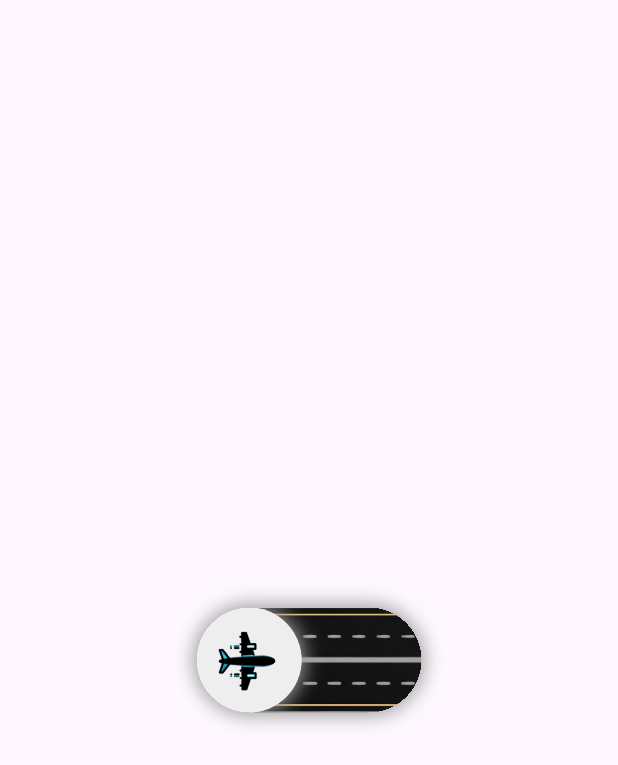
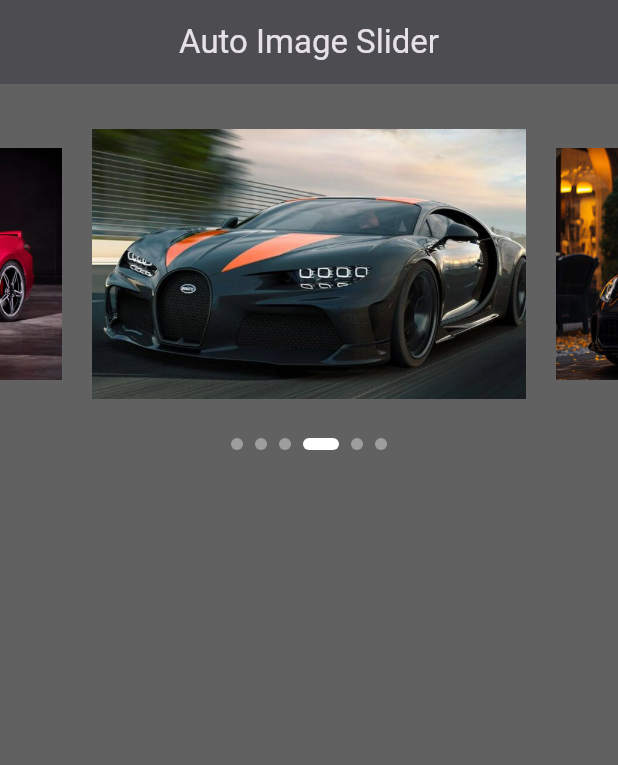
Before and after one commit to Isfandiyor-Dev/animations, a Flutter app: the screen it shows after launch, on a phone screen of 412 x 824 dp. Shown: the top 765 px of the screen. Run offline on Flutter 3.47's test engine with Material 3 defaults, Android fonts, the phone set to English and light mode, and no system bars.

Commit message:
first commit

```diff
--- /dev/null
+++ b/devtools_options.yaml
@@ -0,0 +1,3 @@
+description: This file stores settings for Dart & Flutter DevTools.
+documentation: https://docs.flutter.dev/tools/devtools/extensions#configure-extension-enablement-states
+extensions:
--- a/lib/main.dart
+++ b/lib/main.dart
@@ -1,8 +1,14 @@
-import "package:animations/views/screens/my_home_page.dart";
-import "package:flutter/material.dart";
+import 'package:animations/providers/theme_provider.dart';
+import 'package:animations/views/screens/galery.dart';
+import 'package:animations/views/screens/my_home_page.dart';
+import 'package:flutter/material.dart';
+import 'package:provider/provider.dart';
 
 void main(List<String> args) {
-  runApp(const MyApp());
+  runApp(ChangeNotifierProvider(
+    create: (context) => ThemeProvider(),
+    child: const MyApp(),
+  ));
 }
 
 class MyApp extends StatelessWidget {
@@ -10,9 +16,14 @@ class MyApp extends StatelessWidget {
 
   @override
   Widget build(BuildContext context) {
-    return const MaterialApp(
-      debugShowCheckedModeBanner: false,
-      home: MyHomePage(),
+    return Consumer<ThemeProvider>(
+      builder: (context, themeProvider, child) {
+        return MaterialApp(
+          debugShowCheckedModeBanner: false,
+          theme: themeProvider.themeData,
+          home: const MyImageSlider(),
+        );
+      },
     );
   }
 }
--- /dev/null
+++ b/lib/providers/theme_provider.dart
@@ -0,0 +1,14 @@
+import 'package:flutter/material.dart';
+
+class ThemeProvider extends ChangeNotifier {
+  ThemeData themeData = ThemeData.dark();
+
+  void toggleThemeMode() {
+    if (themeData.brightness == Brightness.light) {
+      themeData = ThemeData.dark();
+    } else {
+      themeData = ThemeData.light();
+    }
+    notifyListeners();
+  }
+}
--- /dev/null
+++ b/lib/views/screens/galery.dart
@@ -0,0 +1,123 @@
+import 'package:flutter/material.dart';
+
+class MyImageSlider extends StatefulWidget {
+  const MyImageSlider({super.key});
+
+  @override
+  State<MyImageSlider> createState() => _MyImageSliderState();
+}
+
+class _MyImageSliderState extends State<MyImageSlider> {
+  final myitems = [
+    Image.asset('assets/images/image1.png', fit: BoxFit.cover),
+    Image.asset('assets/images/image2.png', fit: BoxFit.cover),
+    Image.asset('assets/images/image3.png', fit: BoxFit.cover),
+    Image.asset('assets/images/image4.png', fit: BoxFit.cover),
+    Image.asset('assets/images/image5.png', fit: BoxFit.cover),
+    Image.asset('assets/images/image6.png', fit: BoxFit.cover),
+  ];
+
+  int myCurrentIndex = 0;
+  final PageController _pageController = PageController(viewportFraction: 0.75);
+
+  @override
+  void initState() {
+    super.initState();
+    _autoPlay();
+  }
+
+  void _autoPlay() {
+    Future.delayed(const Duration(seconds: 2), () {
+      if (_pageController.hasClients) {
+        int nextPage = myCurrentIndex + 1;
+        if (nextPage >= myitems.length) {
+          nextPage = 0;
+        }
+        _pageController.animateToPage(
+          nextPage,
+          duration: const Duration(milliseconds: 800),
+          curve: Curves.fastOutSlowIn,
+        );
+      }
+      _autoPlay();
+    });
+  }
+
+  @override
+  void dispose() {
+    _pageController.dispose();
+    super.dispose();
+  }
+
+  @override
+  Widget build(BuildContext context) {
+    return Scaffold(
+      backgroundColor: Colors.grey.shade700,
+      appBar: AppBar(
+        title: const Text('Auto Image Slider'),
+        centerTitle: true,
+        elevation: 3,
+        backgroundColor: Colors.grey.shade800,
+      ),
+      body: SingleChildScrollView(
+        padding: const EdgeInsets.symmetric(vertical: 20),
+        child: Column(
+          children: [
+            SizedBox(
+              height: 200,
+              child: PageView.builder(
+                controller: _pageController,
+                onPageChanged: (index) {
+                  setState(() {
+                    myCurrentIndex = index;
+                  });
+                },
+                itemCount: myitems.length,
+                itemBuilder: (context, index) {
+                  return AnimatedBuilder(
+                    animation: _pageController,
+                    builder: (context, child) {
+                      double value = 1.0;
+                      if (_pageController.position.haveDimensions) {
+                        value = _pageController.page! - index;
+                        value = (1 - (value.abs() * .3)).clamp(0.0, 1.0);
+                      }
+                      return Center(
+                        child: SizedBox(
+                          height: Curves.easeOut.transform(value) * 200,
+                          child: child,
+                        ),
+                      );
+                    },
+                    child: AnimatedContainer(
+                        duration: const Duration(seconds: 1),
+                        width: 400,
+                        height: 300,
+                        margin: const EdgeInsets.all(10),
+                        child: myitems[index]),
+                  );
+                },
+              ),
+            ),
+            const SizedBox(height: 16),
+            Row(
+              mainAxisAlignment: MainAxisAlignment.center,
+              children: List.generate(myitems.length, (index) {
+                return AnimatedContainer(
+                  duration: const Duration(milliseconds: 300),
+                  margin: const EdgeInsets.symmetric(horizontal: 4.0),
+                  height: 8.0,
+                  width: myCurrentIndex == index ? 24.0 : 8.0,
+                  decoration: BoxDecoration(
+                    color: myCurrentIndex == index ? Colors.white : Colors.grey,
+                    borderRadius: BorderRadius.circular(12.0),
+                  ),
+                );
+              }),
+            ),
+          ],
+        ),
+      ),
+    );
+  }
+}
--- a/lib/views/screens/my_home_page.dart
+++ b/lib/views/screens/my_home_page.dart
@@ -1,7 +1,9 @@
+import 'package:animations/providers/theme_provider.dart';
 import 'package:animations/views/widgets/airplane.dart';
 import 'package:animations/views/widgets/darkMode.dart';
 import 'package:animations/views/widgets/ligtMode.dart';
 import 'package:flutter/material.dart';
+import 'package:provider/provider.dart';
 
 class MyHomePage extends StatefulWidget {
   const MyHomePage({super.key});
@@ -44,7 +46,7 @@ class _MyHomePageState extends State<MyHomePage>
           onTap: () {
             setState(() {
               isLigtMode = !isLigtMode;
-              animationController.repeat(reverse: false);
+                    Provider.of<ThemeProvider>(context, listen: false).toggleThemeMode();
               animationController.forward();
             });
           },
--- a/pubspec.yaml
+++ b/pubspec.yaml
@@ -35,6 +35,7 @@ dependencies:
   # The following adds the Cupertino Icons font to your application.
   # Use with the CupertinoIcons class for iOS style icons.
   cupertino_icons: ^1.0.8
+  provider: ^6.1.2
 
 dev_dependencies:
   flutter_test:
@@ -61,7 +62,7 @@ flutter:
   # To add assets to your application, add an assets section, like this:
   assets:
     - assets/
-  #   - images/a_dot_ham.jpeg
+    - assets/images/
 
   # An image asset can refer to one or more resolution-specific "variants", see
   # https://flutter.dev/assets-and-images/#resolution-aware
```
Also changed, not shown: assets/images/image1.png (added), assets/images/image2.png (added), assets/images/image3.png (added), assets/images/image4.png (added), assets/images/image5.png (added), assets/images/image6.png (added), pubspec.lock.
